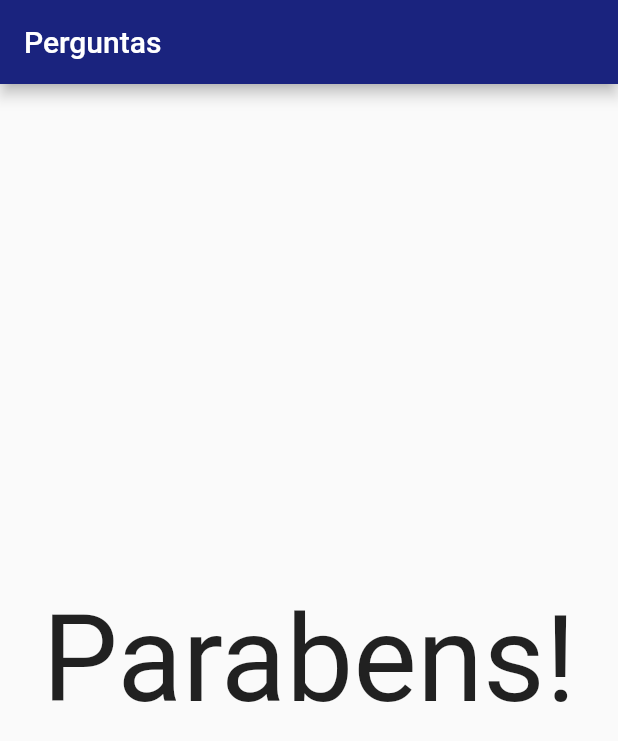
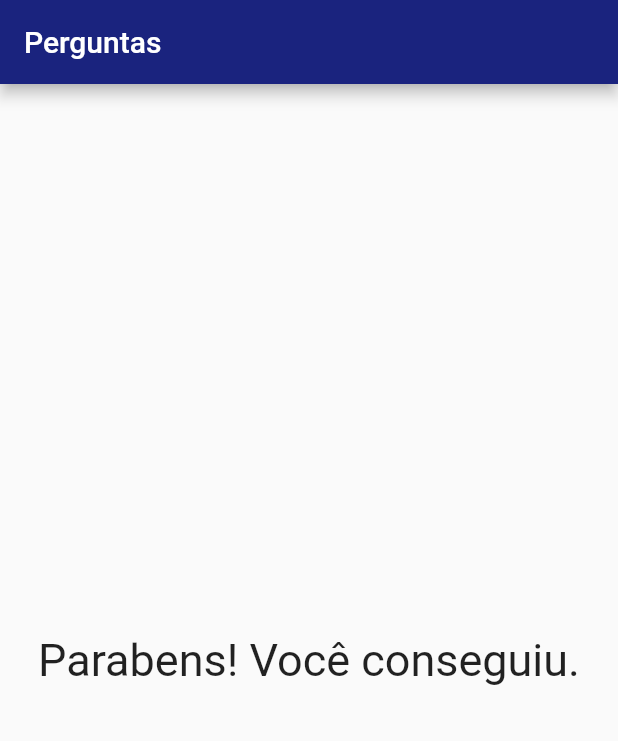
Before and after one commit to indexmartins/App_Perguntas, a Flutter app: the screen it shows after launch, after a tap on "Preto", after a tap on "Cobra", after a tap on "Fernando", on a phone screen of 412 x 824 dp. Shown: the top 741 px of the screen. Run offline on Flutter 3.47's test engine with Material 2 defaults, Android fonts, the phone set to English and light mode, and no system bars.

Commit message:
Melhorei algumas escritas

```diff
--- a/lib/main.dart
+++ b/lib/main.dart
@@ -19,7 +19,7 @@ class _PerguntaAppState extends State<PerguntaApp> {
     },
     {
       'texto': 'Qual é o seu instrutor favorito?',
-      'respostas': ['Fabio', 'João', 'Fernando', 'Leo'],
+      'respostas': ['Fabricio', 'João', 'Fernando', 'Leo'],
     }
   ];
   void _responder() {
--- a/lib/resultado.dart
+++ b/lib/resultado.dart
@@ -5,8 +5,8 @@ class Resultado extends StatelessWidget {
   Widget build(BuildContext context) {
     return Center(
       child: Text(
-        'Parabens!',
-        style: TextStyle(fontSize: 80),
+        'Parabens! Você conseguiu.',
+        style: TextStyle(fontSize: 30),
       ),
     );
   }
```
